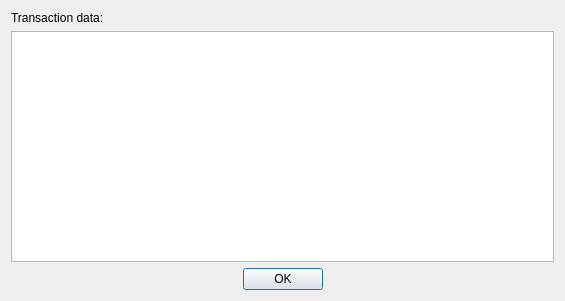
CryptoManiac/RMCWallet, file transactionview.ui: the form before one commit.
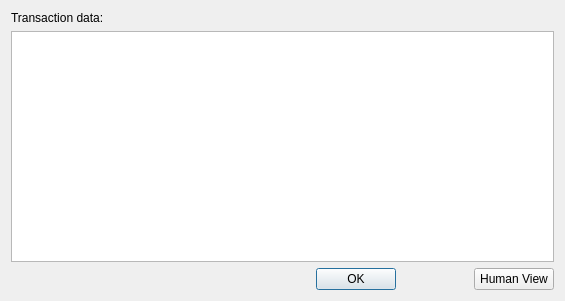
The form after the commit.

Commit message: Add more readable transaction view

What changed in the file:
```diff
--- a/transactionview.ui
+++ b/transactionview.ui
@@ -14,6 +14,19 @@
    <string>Transaction data</string>
   </property>
   <layout class="QGridLayout" name="gridLayout">
+   <item row="3" column="0">
+    <spacer name="horizontalSpacer">
+     <property name="orientation">
+      <enum>Qt::Horizontal</enum>
+     </property>
+     <property name="sizeHint" stdset="0">
+      <size>
+       <width>40</width>
+       <height>20</height>
+      </size>
+     </property>
+    </spacer>
+   </item>
    <item row="0" column="0">
     <widget class="QLabel" name="txDataLabel">
      <property name="text">
@@ -24,20 +37,14 @@
    <item row="1" column="0" colspan="3">
     <widget class="QTextBrowser" name="txBrowser"/>
    </item>
-   <item row="2" column="0">
-    <spacer name="horizontalSpacer_2">
-     <property name="orientation">
-      <enum>Qt::Horizontal</enum>
+   <item row="3" column="2">
+    <widget class="QPushButton" name="changeViewButton">
+     <property name="text">
+      <string>Human View</string>
      </property>
-     <property name="sizeHint" stdset="0">
-      <size>
-       <width>40</width>
-       <height>20</height>
-      </size>
-     </property>
-    </spacer>
+    </widget>
    </item>
-   <item row="2" column="1">
+   <item row="3" column="1">
     <widget class="QDialogButtonBox" name="buttonBox">
      <property name="orientation">
       <enum>Qt::Horizontal</enum>
@@ -50,19 +57,6 @@
      </property>
     </widget>
    </item>
-   <item row="2" column="2">
-    <spacer name="horizontalSpacer">
-     <property name="orientation">
-      <enum>Qt::Horizontal</enum>
-     </property>
-     <property name="sizeHint" stdset="0">
-      <size>
-       <width>40</width>
-       <height>20</height>
-      </size>
-     </property>
-    </spacer>
-   </item>
   </layout>
  </widget>
  <resources/>
```
The commit also changes 2 other files.
